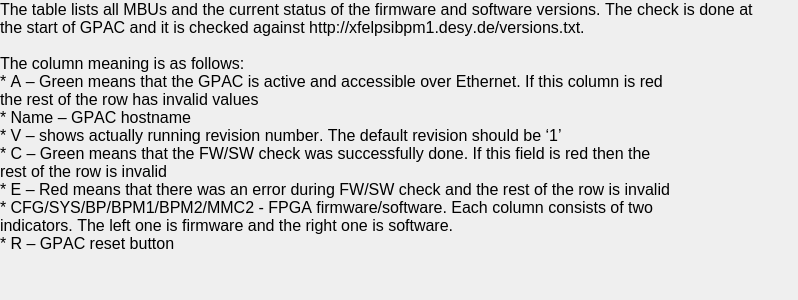
Qt form App/config/qt/XFEL_FW_SW_HELP.ui (paulscherrerinstitute/exfel_epics_panels) before a commit.
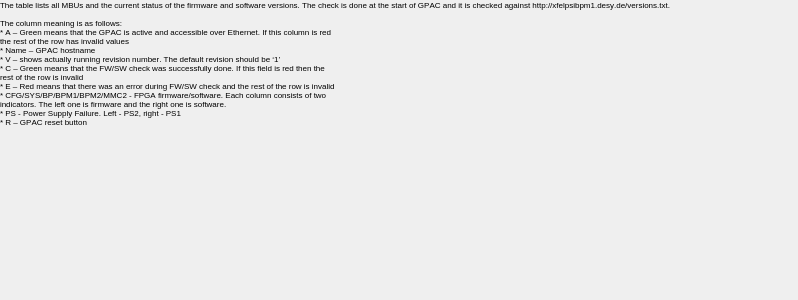
The same form after that commit. Custom widgets are drawn as their Qt base class.

What changed in the file:
```diff
--- a/App/config/qt/XFEL_FW_SW_HELP.ui
+++ b/App/config/qt/XFEL_FW_SW_HELP.ui
@@ -65,7 +65,7 @@
    </property>
    <property name="font">
     <font>
-     <pointsize>12</pointsize>
+     <pointsize>6</pointsize>
      <kerning>false</kerning>
     </font>
    </property>
@@ -82,6 +82,7 @@
 * E – Red means that there was an error during FW/SW check and the rest of the row is invalid
 * CFG/SYS/BP/BPM1/BPM2/MMC2 - FPGA firmware/software. Each column consists of two
 indicators. The left one is firmware and the right one is software.
+* PS - Power Supply Failure. Left - PS2, right - PS1
 * R – GPAC reset button </string>
    </property>
    <property name="textFormat">
```
